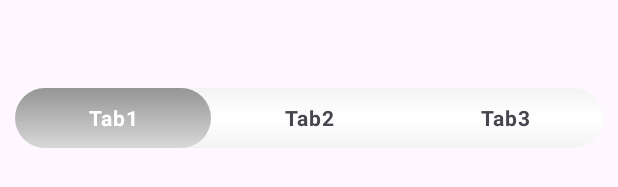
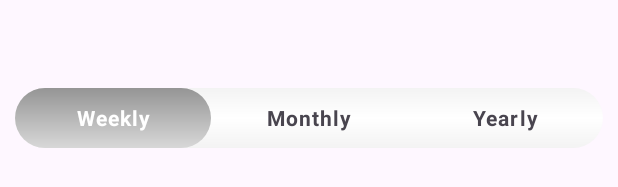
Before and after one commit to FinTrack-BangkitCapstone2024/Mobile-MD, an Android app: the layout tab_layout.xml on its own in the app's theme, with its tools: preview values and no code run, on a phone screen of 412 x 824 dp. Shown: the part 500-687 px from the top of the screen. Run offline under Robolectric (Android 15) with nearby library versions, the phone set to English and light mode, and no system bars.

Commit message:
feat: change tab layout name

```diff
--- a/app/src/main/res/layout/tab_layout.xml
+++ b/app/src/main/res/layout/tab_layout.xml
@@ -56,7 +56,7 @@
                 android:layout_width="match_parent"
                 android:layout_height="match_parent"
                 android:layout_weight="1"
-                android:text="Tab1"
+                android:text="Weekly"
                 android:textStyle="bold"
                 android:id="@+id/tab1"
                 android:gravity="center"
@@ -67,7 +67,7 @@
                 android:layout_height="match_parent"
                 android:textStyle="bold"
                 android:id="@+id/tab2"
-                android:text="Tab2"
+                android:text="Monthly"
                 android:layout_weight="1"
                 android:gravity="center"/>
 
@@ -75,7 +75,7 @@
                 android:layout_width="match_parent"
                 android:layout_height="match_parent"
                 android:id="@+id/tab3"
-                android:text="Tab3"
+                android:text="Yearly"
                 android:textStyle="bold"
                 android:layout_weight="1"
                 android:gravity="center"/>
```
